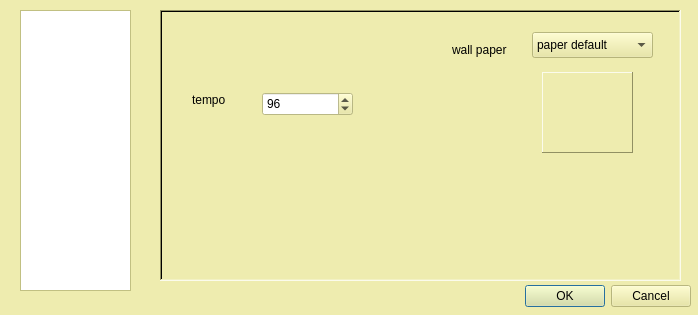
The window that qspreset.ui (scoreur/QS) describes before a commit, drawn with Qt 5.
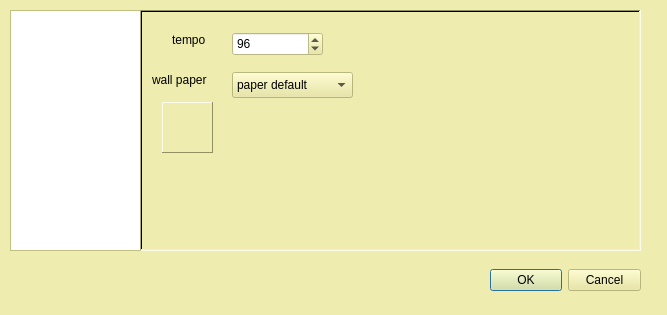
The same window after the commit. The open tabs and pages were chosen to show the change. Icons and pictures are not drawn.

What changed in the file:
```diff
--- a/qspreset.ui
+++ b/qspreset.ui
@@ -6,7 +6,7 @@
    <rect>
     <x>0</x>
     <y>0</y>
-    <width>698</width>
+    <width>667</width>
     <height>315</height>
    </rect>
   </property>
@@ -431,10 +431,10 @@
   <widget class="QDialogButtonBox" name="buttonBox">
    <property name="geometry">
     <rect>
-     <x>390</x>
-     <y>280</y>
-     <width>301</width>
-     <height>32</height>
+     <x>490</x>
+     <y>260</y>
+     <width>151</width>
+     <height>41</height>
     </rect>
    </property>
    <property name="orientation">
@@ -447,10 +447,10 @@
   <widget class="QStackedWidget" name="stackedWidget">
    <property name="geometry">
     <rect>
-     <x>160</x>
+     <x>140</x>
      <y>10</y>
-     <width>521</width>
-     <height>271</height>
+     <width>501</width>
+     <height>241</height>
     </rect>
    </property>
    <property name="toolTip">
@@ -723,8 +723,8 @@
     <widget class="QSpinBox" name="spinBox">
      <property name="geometry">
       <rect>
-       <x>100</x>
-       <y>80</y>
+       <x>90</x>
+       <y>20</y>
        <width>91</width>
        <height>24</height>
       </rect>
@@ -743,7 +743,7 @@
      <property name="geometry">
       <rect>
        <x>30</x>
-       <y>80</y>
+       <y>20</y>
        <width>62</width>
        <height>16</height>
       </rect>
@@ -755,8 +755,8 @@
     <widget class="QComboBox" name="wallPaperSelect">
      <property name="geometry">
       <rect>
-       <x>370</x>
-       <y>20</y>
+       <x>90</x>
+       <y>60</y>
        <width>121</width>
        <height>26</height>
       </rect>
@@ -798,8 +798,8 @@
     <widget class="QLabel" name="label_4">
      <property name="geometry">
       <rect>
-       <x>290</x>
-       <y>30</y>
+       <x>10</x>
+       <y>60</y>
        <width>71</width>
        <height>16</height>
       </rect>
@@ -811,10 +811,10 @@
     <widget class="QLabel" name="label_5">
      <property name="geometry">
       <rect>
-       <x>380</x>
-       <y>60</y>
-       <width>91</width>
-       <height>81</height>
+       <x>20</x>
+       <y>90</y>
+       <width>51</width>
+       <height>51</height>
       </rect>
      </property>
      <property name="frameShape">
@@ -838,10 +838,10 @@
   <widget class="QListWidget" name="listWidget">
    <property name="geometry">
     <rect>
-     <x>20</x>
+     <x>10</x>
      <y>10</y>
-     <width>111</width>
-     <height>281</height>
+     <width>131</width>
+     <height>241</height>
     </rect>
    </property>
   </widget>
```
